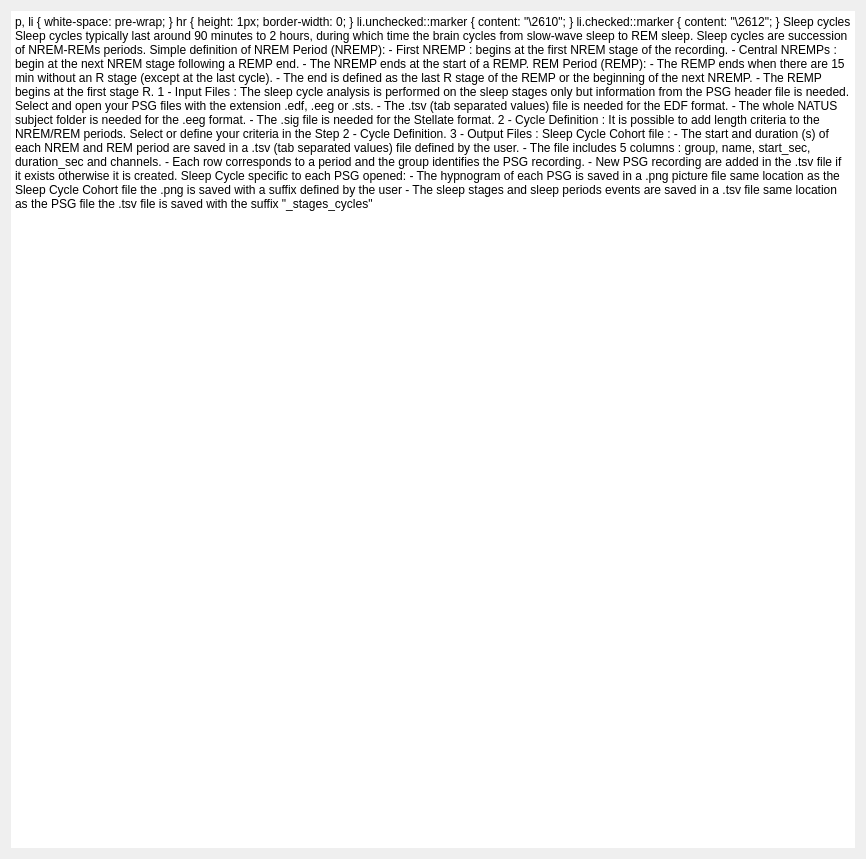
The window that tools/CEAMSTools/SleepCycleExport/SleepCycleDoc/Ui_SleepCycleDoc.ui (SnoozToolbox/snooz-package-ceams) describes before a commit, drawn with Qt 5.
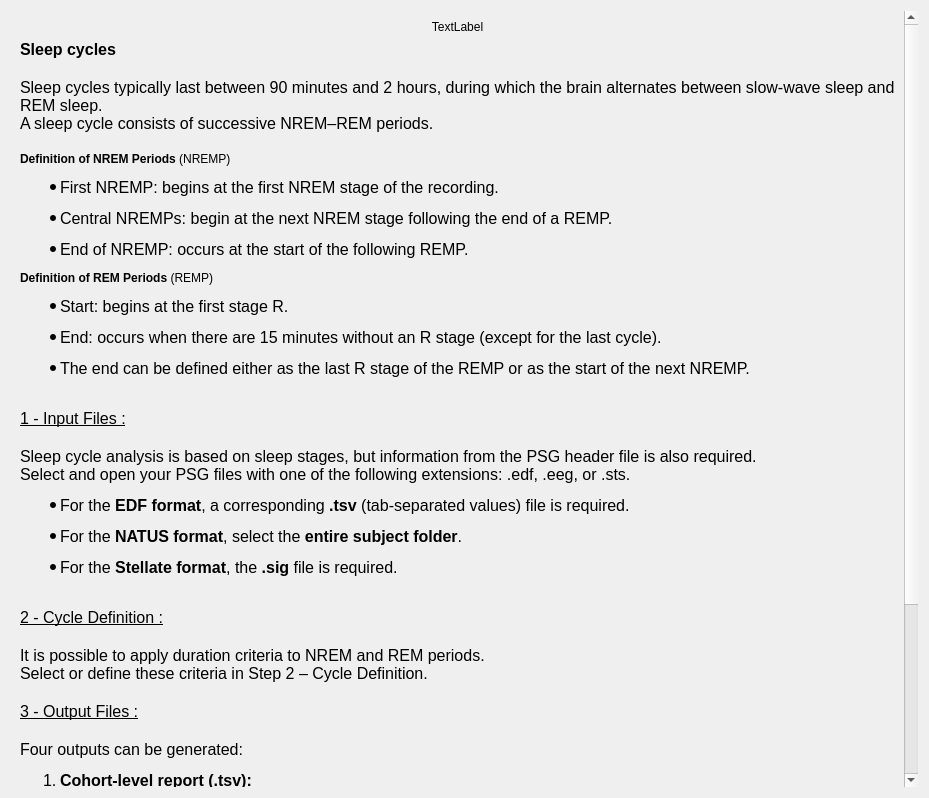
The same window after the commit.

Commit message: Add log files to store warnings during sleep cycle delimitation and update hypnogram pictures.

```diff
--- a/tools/CEAMSTools/SleepCycleExport/SleepCycleDoc/Ui_SleepCycleDoc.ui
+++ b/tools/CEAMSTools/SleepCycleExport/SleepCycleDoc/Ui_SleepCycleDoc.ui
@@ -6,33 +6,90 @@
    <rect>
     <x>0</x>
     <y>0</y>
-    <width>866</width>
-    <height>859</height>
+    <width>929</width>
+    <height>798</height>
    </rect>
   </property>
+  <property name="maximumSize">
+   <size>
+    <width>16777215</width>
+    <height>16777215</height>
+   </size>
+  </property>
   <property name="windowTitle">
    <string/>
   </property>
   <property name="styleSheet">
    <string>font: 12pt &quot;Roboto&quot;;</string>
   </property>
-  <layout class="QVBoxLayout" name="verticalLayout">
-   <property name="spacing">
-    <number>25</number>
-   </property>
+  <layout class="QVBoxLayout" name="verticalLayout_3">
    <item>
-    <widget class="QTextBrowser" name="textBrowser">
+    <widget class="QScrollArea" name="scrollArea">
      <property name="frameShape">
       <enum>QFrame::Shape::NoFrame</enum>
      </property>
      <property name="frameShadow">
       <enum>QFrame::Shadow::Plain</enum>
      </property>
-     <property name="lineWidth">
-      <number>0</number>
+     <property name="verticalScrollBarPolicy">
+      <enum>Qt::ScrollBarPolicy::ScrollBarAsNeeded</enum>
      </property>
-     <property name="html">
-      <string>&lt;!DOCTYPE HTML PUBLIC &quot;-//W3C//DTD HTML 4.0//EN&quot; &quot;http://www.w3.org/TR/REC-html40/strict.dtd&quot;&gt;
+     <property name="horizontalScrollBarPolicy">
+      <enum>Qt::ScrollBarPolicy::ScrollBarAsNeeded</enum>
+     </property>
+     <property name="widgetResizable">
+      <bool>true</bool>
+     </property>
+     <widget class="QWidget" name="scrollAreaWidgetContents">
+      <property name="geometry">
+       <rect>
+        <x>0</x>
+        <y>0</y>
+        <width>913</width>
+        <height>782</height>
+       </rect>
+      </property>
+      <layout class="QVBoxLayout" name="verticalLayout_2">
+       <item>
+        <layout class="QVBoxLayout" name="verticalLayout">
+         <item>
+          <widget class="QLabel" name="hypnogram_pic">
+           <property name="sizePolicy">
+            <sizepolicy hsizetype="Preferred" vsizetype="Fixed">
+             <horstretch>0</horstretch>
+             <verstretch>0</verstretch>
+            </sizepolicy>
+           </property>
+           <property name="text">
+            <string>TextLabel</string>
+           </property>
+           <property name="scaledContents">
+            <bool>false</bool>
+           </property>
+           <property name="alignment">
+            <set>Qt::AlignmentFlag::AlignCenter</set>
+           </property>
+          </widget>
+         </item>
+         <item>
+          <widget class="QLabel" name="textLabel">
+           <property name="sizePolicy">
+            <sizepolicy hsizetype="Preferred" vsizetype="Preferred">
+             <horstretch>0</horstretch>
+             <verstretch>0</verstretch>
+            </sizepolicy>
+           </property>
+           <property name="frameShape">
+            <enum>QFrame::Shape::NoFrame</enum>
+           </property>
+           <property name="frameShadow">
+            <enum>QFrame::Shadow::Plain</enum>
+           </property>
+           <property name="lineWidth">
+            <number>0</number>
+           </property>
+           <property name="text">
+            <string>&lt;!DOCTYPE HTML PUBLIC &quot;-//W3C//DTD HTML 4.0//EN&quot; &quot;http://www.w3.org/TR/REC-html40/strict.dtd&quot;&gt;
 &lt;html&gt;&lt;head&gt;&lt;meta name=&quot;qrichtext&quot; content=&quot;1&quot; /&gt;&lt;meta charset=&quot;utf-8&quot; /&gt;&lt;style type=&quot;text/css&quot;&gt;
 p, li { white-space: pre-wrap; }
 hr { height: 1px; border-width: 0; }
@@ -40,49 +97,57 @@
 li.checked::marker { content: &quot;\2612&quot;; }
 &lt;/style&gt;&lt;/head&gt;&lt;body style=&quot; font-family:'Roboto'; font-size:12pt; font-weight:400; font-style:normal;&quot;&gt;
 &lt;p style=&quot; margin-top:0px; margin-bottom:0px; margin-left:0px; margin-right:0px; -qt-block-indent:0; text-indent:0px;&quot;&gt;&lt;span style=&quot; font-weight:600;&quot;&gt;Sleep cycles&lt;/span&gt;&lt;/p&gt;
+&lt;p style=&quot;-qt-paragraph-type:empty; margin-top:0px; margin-bottom:0px; margin-left:0px; margin-right:0px; -qt-block-indent:0; text-indent:0px; font-weight:600;&quot;&gt;&lt;br /&gt;&lt;/p&gt;
+&lt;p style=&quot; margin-top:0px; margin-bottom:0px; margin-left:0px; margin-right:0px; -qt-block-indent:0; text-indent:0px;&quot;&gt;Sleep cycles typically last between 90 minutes and 2 hours, during which the brain alternates between slow-wave sleep and REM sleep.&lt;br /&gt;A sleep cycle consists of successive NREM–REM periods. &lt;/p&gt;
 &lt;p style=&quot;-qt-paragraph-type:empty; margin-top:0px; margin-bottom:0px; margin-left:0px; margin-right:0px; -qt-block-indent:0; text-indent:0px;&quot;&gt;&lt;br /&gt;&lt;/p&gt;
-&lt;p style=&quot; margin-top:0px; margin-bottom:0px; margin-left:0px; margin-right:0px; -qt-block-indent:0; text-indent:0px;&quot;&gt;Sleep cycles typically last around 90 minutes to 2 hours, during which time the brain cycles from slow-wave sleep to REM sleep.  Sleep cycles are succession of NREM-REMs periods.  &lt;/p&gt;
-&lt;p style=&quot;-qt-paragraph-type:empty; margin-top:0px; margin-bottom:0px; margin-left:0px; margin-right:0px; -qt-block-indent:0; text-indent:0px;&quot;&gt;&lt;br /&gt;&lt;/p&gt;
-&lt;p style=&quot; margin-top:0px; margin-bottom:0px; margin-left:0px; margin-right:0px; -qt-block-indent:0; text-indent:0px;&quot;&gt;Simple definition of NREM Period (NREMP):&lt;/p&gt;
-&lt;p style=&quot; margin-top:0px; margin-bottom:0px; margin-left:0px; margin-right:0px; -qt-block-indent:0; text-indent:0px;&quot;&gt;-&amp;gt; First NREMP : begins at the first NREM stage of the recording.&lt;/p&gt;
-&lt;p style=&quot; margin-top:0px; margin-bottom:0px; margin-left:0px; margin-right:0px; -qt-block-indent:0; text-indent:0px;&quot;&gt;-&amp;gt; Central NREMPs : begin at the next NREM stage following a REMP end.&lt;/p&gt;
-&lt;p style=&quot; margin-top:0px; margin-bottom:0px; margin-left:0px; margin-right:0px; -qt-block-indent:0; text-indent:0px;&quot;&gt;-&amp;gt; The NREMP ends at the start of a REMP.&lt;/p&gt;
-&lt;p style=&quot;-qt-paragraph-type:empty; margin-top:0px; margin-bottom:0px; margin-left:0px; margin-right:0px; -qt-block-indent:0; text-indent:0px;&quot;&gt;&lt;br /&gt;&lt;/p&gt;
-&lt;p style=&quot; margin-top:0px; margin-bottom:0px; margin-left:0px; margin-right:0px; -qt-block-indent:0; text-indent:0px;&quot;&gt;REM Period (REMP):&lt;/p&gt;
-&lt;p style=&quot; margin-top:0px; margin-bottom:0px; margin-left:0px; margin-right:0px; -qt-block-indent:0; text-indent:0px;&quot;&gt;-&amp;gt; The REMP ends when there are 15 min without an R stage (except at the last cycle).&lt;/p&gt;
-&lt;p style=&quot; margin-top:0px; margin-bottom:0px; margin-left:0px; margin-right:0px; -qt-block-indent:0; text-indent:0px;&quot;&gt;-&amp;gt; The end is defined as the last R stage of the REMP or the beginning of the next NREMP.&lt;/p&gt;
-&lt;p style=&quot; margin-top:0px; margin-bottom:0px; margin-left:0px; margin-right:0px; -qt-block-indent:0; text-indent:0px;&quot;&gt;-&amp;gt; The REMP begins at the first stage R.&lt;/p&gt;
+&lt;p style=&quot; margin-top:0px; margin-bottom:0px; margin-left:0px; margin-right:0px; -qt-block-indent:0; text-indent:0px;&quot;&gt;&lt;span style=&quot; font-size:medium; font-weight:700;&quot;&gt;Definition of NREM Periods&lt;/span&gt;&lt;span style=&quot; font-size:medium;&quot;&gt; (NREMP)&lt;/span&gt;&lt;/p&gt;
+&lt;ul style=&quot;margin-top: 0px; margin-bottom: 0px; margin-left: 0px; margin-right: 0px; -qt-list-indent: 1;&quot;&gt;
+&lt;li style=&quot; margin-top:12px; margin-bottom:12px; margin-left:0px; margin-right:0px; -qt-block-indent:0; text-indent:0px;&quot;&gt;First NREMP: begins at the first NREM stage of the recording.&lt;/li&gt;
+&lt;li style=&quot; margin-top:12px; margin-bottom:12px; margin-left:0px; margin-right:0px; -qt-block-indent:0; text-indent:0px;&quot;&gt;Central NREMPs: begin at the next NREM stage following the end of a REMP.&lt;/li&gt;
+&lt;li style=&quot; margin-top:12px; margin-bottom:12px; margin-left:0px; margin-right:0px; -qt-block-indent:0; text-indent:0px;&quot;&gt;End of NREMP: occurs at the start of the following REMP.&lt;/li&gt;&lt;/ul&gt;
+&lt;p style=&quot; margin-top:0px; margin-bottom:0px; margin-left:0px; margin-right:0px; -qt-block-indent:0; text-indent:0px;&quot;&gt;&lt;span style=&quot; font-size:medium; font-weight:700;&quot;&gt;Definition of REM Periods&lt;/span&gt;&lt;span style=&quot; font-size:medium;&quot;&gt; (REMP)&lt;/span&gt;&lt;/p&gt;
+&lt;ul style=&quot;margin-top: 0px; margin-bottom: 0px; margin-left: 0px; margin-right: 0px; -qt-list-indent: 1;&quot;&gt;
+&lt;li style=&quot; margin-top:12px; margin-bottom:12px; margin-left:0px; margin-right:0px; -qt-block-indent:0; text-indent:0px;&quot;&gt;Start: begins at the first stage R.&lt;/li&gt;
+&lt;li style=&quot; margin-top:12px; margin-bottom:12px; margin-left:0px; margin-right:0px; -qt-block-indent:0; text-indent:0px;&quot;&gt;End: occurs when there are 15 minutes without an R stage (except for the last cycle).&lt;/li&gt;
+&lt;li style=&quot; margin-top:12px; margin-bottom:12px; margin-left:0px; margin-right:0px; -qt-block-indent:0; text-indent:0px;&quot;&gt;The end can be defined either as the last R stage of the REMP or as the start of the next NREMP.&lt;/li&gt;&lt;/ul&gt;
 &lt;p style=&quot;-qt-paragraph-type:empty; margin-top:0px; margin-bottom:0px; margin-left:0px; margin-right:0px; -qt-block-indent:0; text-indent:0px;&quot;&gt;&lt;br /&gt;&lt;/p&gt;
 &lt;p style=&quot; margin-top:0px; margin-bottom:0px; margin-left:0px; margin-right:0px; -qt-block-indent:0; text-indent:0px;&quot;&gt;&lt;span style=&quot; text-decoration: underline;&quot;&gt;1 - Input Files :&lt;/span&gt;&lt;/p&gt;
 &lt;p style=&quot;-qt-paragraph-type:empty; margin-top:0px; margin-bottom:0px; margin-left:0px; margin-right:0px; -qt-block-indent:0; text-indent:0px;&quot;&gt;&lt;br /&gt;&lt;/p&gt;
-&lt;p style=&quot; margin-top:0px; margin-bottom:0px; margin-left:0px; margin-right:0px; -qt-block-indent:0; text-indent:0px;&quot;&gt;The sleep cycle analysis is performed on the sleep stages only but information from the PSG header file is needed.  &lt;/p&gt;
-&lt;p style=&quot; margin-top:0px; margin-bottom:0px; margin-left:0px; margin-right:0px; -qt-block-indent:0; text-indent:0px;&quot;&gt;Select and open your PSG files with the extension .edf, .eeg or .sts.&lt;/p&gt;
-&lt;p style=&quot; margin-top:0px; margin-bottom:0px; margin-left:0px; margin-right:0px; -qt-block-indent:0; text-indent:0px;&quot;&gt;-&amp;gt; The .tsv (tab separated values) file is needed for the EDF format. &lt;/p&gt;
-&lt;p style=&quot; margin-top:0px; margin-bottom:0px; margin-left:0px; margin-right:0px; -qt-block-indent:0; text-indent:0px;&quot;&gt;-&amp;gt; The whole NATUS subject folder is needed for the .eeg format.&lt;/p&gt;
-&lt;p style=&quot; margin-top:0px; margin-bottom:0px; margin-left:0px; margin-right:0px; -qt-block-indent:0; text-indent:0px;&quot;&gt;-&amp;gt; The .sig file is needed for the Stellate format.  &lt;/p&gt;
+&lt;p style=&quot; margin-top:0px; margin-bottom:0px; margin-left:0px; margin-right:0px; -qt-block-indent:0; text-indent:0px;&quot;&gt;Sleep cycle analysis is based on sleep stages, but information from the PSG header file is also required.&lt;br /&gt;Select and open your PSG files with one of the following extensions: .edf, .eeg, or .sts.&lt;/p&gt;
+&lt;ul style=&quot;margin-top: 0px; margin-bottom: 0px; margin-left: 0px; margin-right: 0px; -qt-list-indent: 1;&quot;&gt;
+&lt;li style=&quot; margin-top:12px; margin-bottom:12px; margin-left:0px; margin-right:0px; -qt-block-indent:0; text-indent:0px;&quot;&gt;For the &lt;span style=&quot; font-weight:700;&quot;&gt;EDF format&lt;/span&gt;, a corresponding &lt;span style=&quot; font-weight:700;&quot;&gt;.tsv&lt;/span&gt; (tab-separated values) file is required.&lt;/li&gt;
+&lt;li style=&quot; margin-top:12px; margin-bottom:12px; margin-left:0px; margin-right:0px; -qt-block-indent:0; text-indent:0px;&quot;&gt;For the &lt;span style=&quot; font-weight:700;&quot;&gt;NATUS format&lt;/span&gt;, select the &lt;span style=&quot; font-weight:700;&quot;&gt;entire subject folder&lt;/span&gt;.&lt;/li&gt;
+&lt;li style=&quot; margin-top:12px; margin-bottom:12px; margin-left:0px; margin-right:0px; -qt-block-indent:0; text-indent:0px;&quot;&gt;For the &lt;span style=&quot; font-weight:700;&quot;&gt;Stellate format&lt;/span&gt;, the &lt;span style=&quot; font-weight:700;&quot;&gt;.sig&lt;/span&gt; file is required. &lt;/li&gt;&lt;/ul&gt;
 &lt;p style=&quot;-qt-paragraph-type:empty; margin-top:0px; margin-bottom:0px; margin-left:0px; margin-right:0px; -qt-block-indent:0; text-indent:0px;&quot;&gt;&lt;br /&gt;&lt;/p&gt;
 &lt;p style=&quot; margin-top:0px; margin-bottom:0px; margin-left:0px; margin-right:0px; -qt-block-indent:0; text-indent:0px;&quot;&gt;&lt;span style=&quot; text-decoration: underline;&quot;&gt;2 - Cycle Definition :&lt;/span&gt;&lt;/p&gt;
 &lt;p style=&quot;-qt-paragraph-type:empty; margin-top:0px; margin-bottom:0px; margin-left:0px; margin-right:0px; -qt-block-indent:0; text-indent:0px;&quot;&gt;&lt;br /&gt;&lt;/p&gt;
-&lt;p style=&quot; margin-top:0px; margin-bottom:0px; margin-left:0px; margin-right:0px; -qt-block-indent:0; text-indent:0px;&quot;&gt;It is possible to add length criteria to the NREM/REM periods.  &lt;/p&gt;
-&lt;p style=&quot; margin-top:0px; margin-bottom:0px; margin-left:0px; margin-right:0px; -qt-block-indent:0; text-indent:0px;&quot;&gt;Select or define your criteria in the Step 2 - Cycle Definition.&lt;/p&gt;
+&lt;p style=&quot; margin-top:0px; margin-bottom:0px; margin-left:0px; margin-right:0px; -qt-block-indent:0; text-indent:0px;&quot;&gt;It is possible to apply duration criteria to NREM and REM periods.&lt;br /&gt;Select or define these criteria in Step 2 – Cycle Definition.&lt;/p&gt;
 &lt;p style=&quot;-qt-paragraph-type:empty; margin-top:0px; margin-bottom:0px; margin-left:0px; margin-right:0px; -qt-block-indent:0; text-indent:0px;&quot;&gt;&lt;br /&gt;&lt;/p&gt;
 &lt;p style=&quot; margin-top:0px; margin-bottom:0px; margin-left:0px; margin-right:0px; -qt-block-indent:0; text-indent:0px;&quot;&gt;&lt;span style=&quot; text-decoration: underline;&quot;&gt;3 - Output Files :&lt;/span&gt;&lt;/p&gt;
 &lt;p style=&quot;-qt-paragraph-type:empty; margin-top:0px; margin-bottom:0px; margin-left:0px; margin-right:0px; -qt-block-indent:0; text-indent:0px;&quot;&gt;&lt;br /&gt;&lt;/p&gt;
-&lt;p style=&quot; margin-top:0px; margin-bottom:0px; margin-left:0px; margin-right:0px; -qt-block-indent:0; text-indent:0px;&quot;&gt;Sleep Cycle Cohort file : &lt;/p&gt;
-&lt;p style=&quot; margin-top:0px; margin-bottom:0px; margin-left:0px; margin-right:0px; -qt-block-indent:0; text-indent:0px;&quot;&gt;-&amp;gt; The start and duration (s) of each NREM and REM period are saved in a .tsv (tab separated values) file defined by the user.&lt;/p&gt;
-&lt;p style=&quot; margin-top:0px; margin-bottom:0px; margin-left:0px; margin-right:0px; -qt-block-indent:0; text-indent:0px;&quot;&gt;-&amp;gt; The file includes 5 columns : group, name, start_sec, duration_sec and channels.&lt;/p&gt;
-&lt;p style=&quot; margin-top:0px; margin-bottom:0px; margin-left:0px; margin-right:0px; -qt-block-indent:0; text-indent:0px;&quot;&gt;-&amp;gt; Each row corresponds to a period and the group identifies the PSG recording.  &lt;/p&gt;
-&lt;p style=&quot; margin-top:0px; margin-bottom:0px; margin-left:0px; margin-right:0px; -qt-block-indent:0; text-indent:0px;&quot;&gt;-&amp;gt; New PSG recording are added in the .tsv file if it exists otherwise it is created.&lt;/p&gt;
-&lt;p style=&quot;-qt-paragraph-type:empty; margin-top:0px; margin-bottom:0px; margin-left:0px; margin-right:0px; -qt-block-indent:0; text-indent:0px;&quot;&gt;&lt;br /&gt;&lt;/p&gt;
-&lt;p style=&quot; margin-top:0px; margin-bottom:0px; margin-left:0px; margin-right:0px; -qt-block-indent:0; text-indent:0px;&quot;&gt;Sleep Cycle specific to each PSG opened: &lt;/p&gt;
-&lt;p style=&quot; margin-top:0px; margin-bottom:0px; margin-left:0px; margin-right:0px; -qt-block-indent:0; text-indent:0px;&quot;&gt;-&amp;gt; The hypnogram of each PSG is saved in a .png picture file&lt;/p&gt;
-&lt;p style=&quot; margin-top:0px; margin-bottom:0px; margin-left:0px; margin-right:0px; -qt-block-indent:0; text-indent:0px;&quot;&gt;      same location as the Sleep Cycle Cohort file&lt;/p&gt;
-&lt;p style=&quot; margin-top:0px; margin-bottom:0px; margin-left:0px; margin-right:0px; -qt-block-indent:0; text-indent:0px;&quot;&gt;      the .png is saved with a suffix defined by the user&lt;/p&gt;
-&lt;p style=&quot; margin-top:0px; margin-bottom:0px; margin-left:0px; margin-right:0px; -qt-block-indent:0; text-indent:0px;&quot;&gt;-&amp;gt; The sleep stages and sleep periods events are saved in a .tsv file &lt;/p&gt;
-&lt;p style=&quot; margin-top:0px; margin-bottom:0px; margin-left:0px; margin-right:0px; -qt-block-indent:0; text-indent:0px;&quot;&gt;      same location as the PSG file &lt;/p&gt;
-&lt;p style=&quot; margin-top:0px; margin-bottom:0px; margin-left:0px; margin-right:0px; -qt-block-indent:0; text-indent:0px;&quot;&gt;      the .tsv file is saved with the suffix &amp;quot;_stages_cycles&amp;quot; &lt;/p&gt;
+&lt;p style=&quot; margin-top:0px; margin-bottom:0px; margin-left:0px; margin-right:0px; -qt-block-indent:0; text-indent:0px;&quot;&gt;Four outputs can be generated:&lt;/p&gt;
+&lt;ol style=&quot;margin-top: 0px; margin-bottom: 0px; margin-left: 0px; margin-right: 0px; -qt-list-indent: 1;&quot;&gt;
+&lt;li style=&quot; margin-top:12px; margin-bottom:12px; margin-left:0px; margin-right:0px; -qt-block-indent:0; text-indent:0px;&quot;&gt;&lt;span style=&quot; font-weight:700;&quot;&gt;Cohort-level report (.tsv):&lt;/span&gt;&lt;br /&gt;Lists the start time and duration (s) of each NREM and REM period across all recordings.&lt;/li&gt;
+&lt;li style=&quot; margin-top:12px; margin-bottom:12px; margin-left:0px; margin-right:0px; -qt-block-indent:0; text-indent:0px;&quot;&gt;&lt;span style=&quot; font-weight:700;&quot;&gt;Sleep stages and periods (.tsv):&lt;/span&gt;&lt;br /&gt;Contains the sleep stages and NREM/REM periods for each recording.&lt;/li&gt;
+&lt;li style=&quot; margin-top:12px; margin-bottom:12px; margin-left:0px; margin-right:0px; -qt-block-indent:0; text-indent:0px;&quot;&gt;&lt;span style=&quot; font-weight:700;&quot;&gt;Hypnogram image:&lt;/span&gt;&lt;br /&gt;Displays the sleep cycles for each recording.&lt;/li&gt;
+&lt;li style=&quot; margin-top:12px; margin-bottom:12px; margin-left:0px; margin-right:0px; -qt-block-indent:0; text-indent:0px;&quot;&gt;&lt;span style=&quot; font-weight:700;&quot;&gt;Log file (.txt):&lt;/span&gt;&lt;br /&gt;Summarizes any warnings encountered during cycle delimitation, such as REM period fusion or a sleep onset in REM period (SOREMP).&lt;/li&gt;&lt;/ol&gt;
 &lt;p style=&quot;-qt-paragraph-type:empty; margin-top:0px; margin-bottom:0px; margin-left:0px; margin-right:0px; -qt-block-indent:0; text-indent:0px;&quot;&gt;&lt;br /&gt;&lt;/p&gt;&lt;/body&gt;&lt;/html&gt;</string>
-     </property>
+           </property>
+           <property name="textFormat">
+            <enum>Qt::TextFormat::RichText</enum>
+           </property>
+           <property name="alignment">
+            <set>Qt::AlignmentFlag::AlignLeading|Qt::AlignmentFlag::AlignLeft|Qt::AlignmentFlag::AlignTop</set>
+           </property>
+           <property name="wordWrap">
+            <bool>true</bool>
+           </property>
+          </widget>
+         </item>
+        </layout>
+       </item>
+      </layout>
+     </widget>
     </widget>
    </item>
   </layout>
```
Left out of the diff: 2 changed lines with no effect on the pictures. The commit also changes 13 other files.
